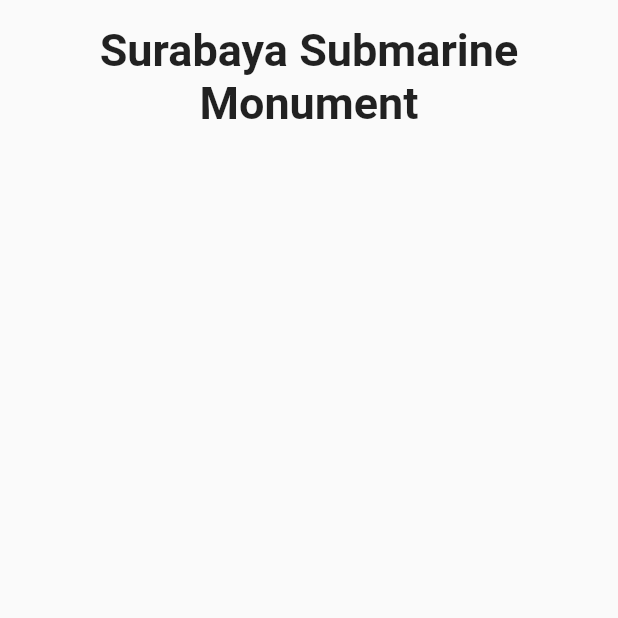
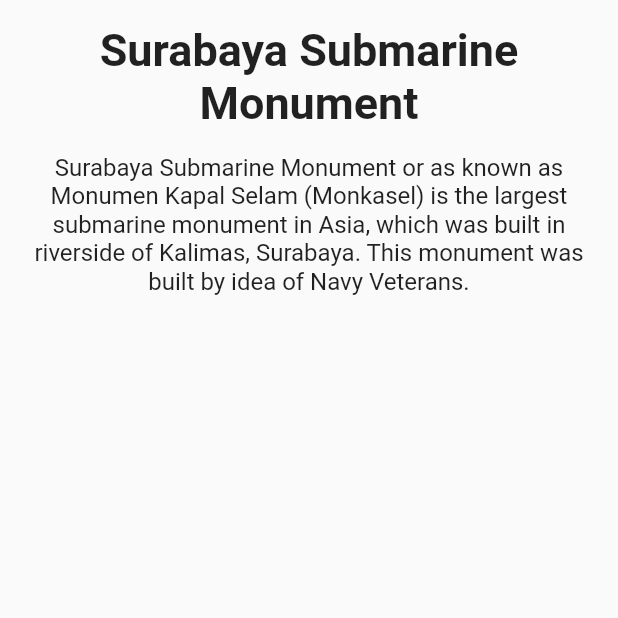
Before and after one commit to ladasattar/wppb_flutter, a Flutter app: the screen it shows after launch, on a phone screen of 412 x 824 dp, the top half of it. Run offline on Flutter 3.47's test engine with Material 2 defaults, Android fonts, the light colour scheme and no system bars.

Commit message:
Percobaan 2

```diff
--- a/lib/main.dart
+++ b/lib/main.dart
@@ -37,6 +37,14 @@
                 ),
               ),
               margin: const EdgeInsets.only(top: 16.0),
+            ),
+            Container(
+              padding: const EdgeInsets.all(16.0),
+              child: const Text(
+                "Surabaya Submarine Monument or as known as Monumen Kapal Selam (Monkasel) is the largest submarine monument in Asia, which was built in riverside of Kalimas, Surabaya. This monument was built by idea of Navy Veterans.",
+                textAlign: TextAlign.center,
+                style: TextStyle(fontSize: 16.0),
+              )
             )
           ]
         )
```
